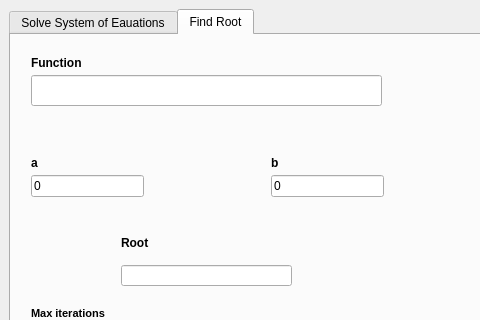
Qt form src/ui/mainwindow.ui (Gang-of-CSED/Equator) before a commit; both pictures show x 0 to 480 and y 0 to 320 of the 1110 by 675 pixel window.
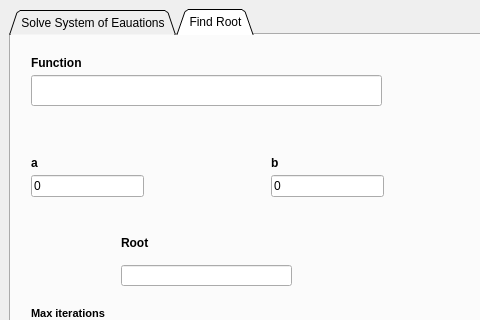
The same form after that commit.

Commit message: triangle tab

Diff of the .ui file:
```diff
--- a/src/ui/mainwindow.ui
+++ b/src/ui/mainwindow.ui
@@ -17,6 +17,9 @@
    <layout class="QGridLayout" name="gridLayout">
     <item row="0" column="0">
      <widget class="QTabWidget" name="tabWidget">
+      <property name="tabShape">
+       <enum>QTabWidget::Triangular</enum>
+      </property>
       <property name="currentIndex">
        <number>1</number>
       </property>
```
The commit also changes 1 other file.
